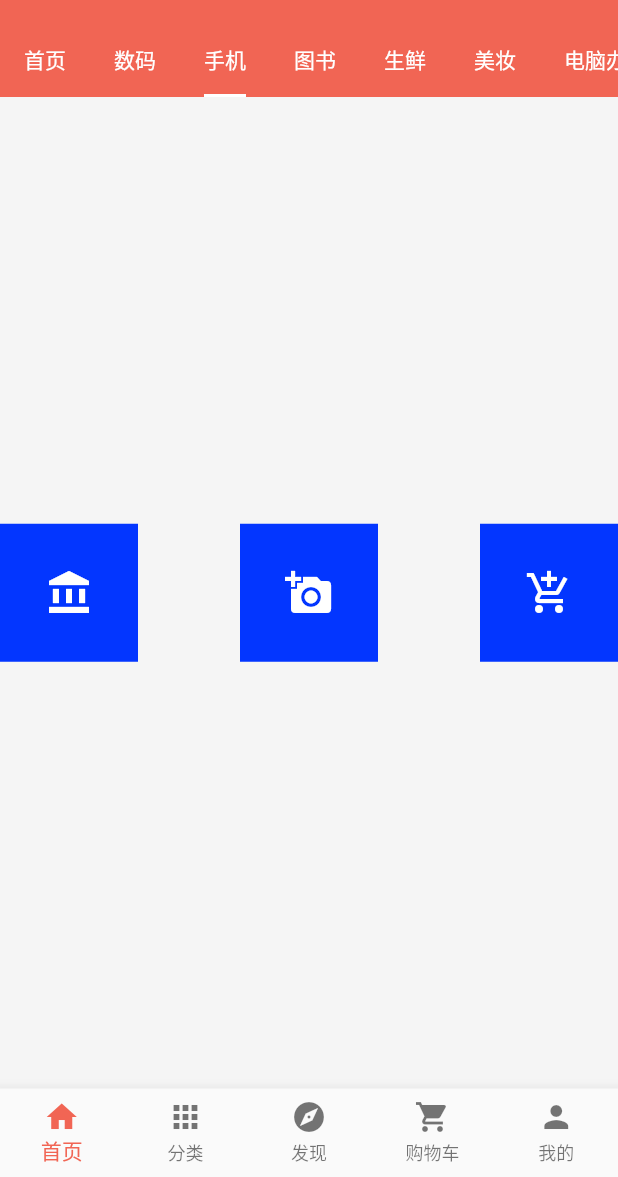
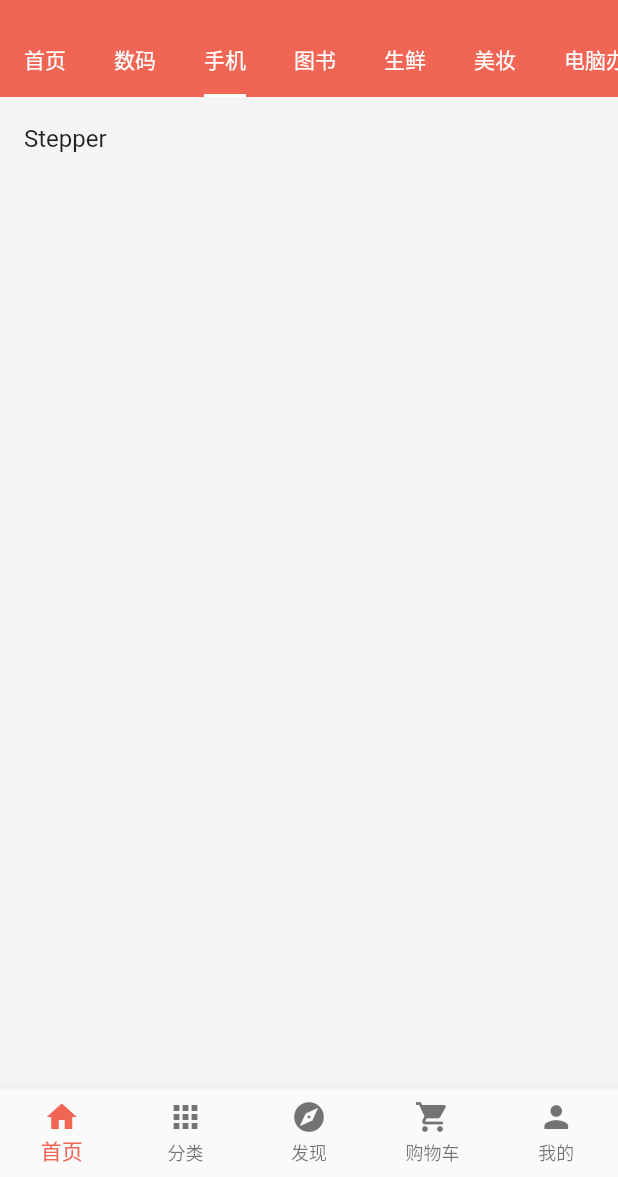
Before and after one commit to aronsion/ninghui_flutter, a Flutter app: the screen it shows after launch, tab 3 chosen, on a phone screen of 412 x 824 dp, the part 59-1236 px from its top. Run offline on Flutter 3.47's test engine with Material 2 defaults, Android fonts, the phone set to English and light mode, and no system bars; network calls fail.

Commit message:
修改页面名称、创建新页面

```diff
--- a/lib/main.dart
+++ b/lib/main.dart
@@ -1,6 +1,7 @@
 import 'package:flutter/material.dart';
 import 'package:ninghui_flutter/pages/home/tabPage/FormPage.dart';
 import 'package:ninghui_flutter/pages/main/BottomNavigationBarPage.dart';
+import 'package:ninghui_flutter/pages/main/MaterialPage.dart';
 
 void main() => runApp(MyApp());
 
--- a/lib/pages/home/HomePage.dart
+++ b/lib/pages/home/HomePage.dart
@@ -2,9 +2,10 @@ import 'package:flutter/material.dart';
 import 'package:ninghui_flutter/pages/home/tabPage/BasicPage.dart';
 import 'package:ninghui_flutter/pages/home/tabPage/FormPage.dart';
 import 'package:ninghui_flutter/pages/home/tabPage/LayoutPage.dart';
-import 'package:ninghui_flutter/pages/home/tabPage/NavigatorPages.dart';
-import 'package:ninghui_flutter/pages/home/tabPage/SliverPages.dart';
-import 'package:ninghui_flutter/pages/home/tabPage/ViewPages.dart';
+import 'package:ninghui_flutter/pages/home/tabPage/NavigatorPage.dart';
+import 'package:ninghui_flutter/pages/home/tabPage/SliverPage.dart';
+import 'package:ninghui_flutter/pages/home/tabPage/ViewPage.dart';
+import 'package:ninghui_flutter/pages/main/MaterialPage.dart';
 import '../main/DrawerPage.dart';
 import '../main/PhotoListView.dart';
 
@@ -47,7 +48,7 @@ class HomePage extends StatelessWidget{
             children: <Widget>[
               PhotoListView(),
               BasicPage(),
-              LayoutPage(),
+              MaterialPage(),
               ViewPages(),
               SliverPages(),
               NavigatorPages(),
--- /dev/null
+++ b/lib/pages/main/MaterialPage.dart
@@ -0,0 +1,37 @@
+import 'package:flutter/material.dart';
+import 'package:ninghui_flutter/pages/home/tabPage/LayoutPage.dart';
+
+class MaterialPage extends StatefulWidget {
+  @override
+  _MaterialPageState createState() => _MaterialPageState();
+}
+
+class _MaterialPageState extends State<MaterialPage> {
+  @override
+  Widget build(BuildContext context) {
+    return ListView(
+      children: <Widget>[
+        ListItem(title: 'Stepper', page: LayoutPage()),
+      ],
+    );
+  }
+}
+
+class ListItem extends StatelessWidget {
+  final String title;
+  final Widget page;
+
+  ListItem({this.title, this.page});
+
+  @override
+  Widget build(BuildContext context) {
+    return ListTile(
+      title: Text(title),
+      onTap: () => {
+        Navigator.of(context).push(
+          MaterialPageRoute(builder: (context)=>page)
+        ),
+      },
+    );
+  }
+}
--- a/lib/pages/main/PhotoListView.dart
+++ b/lib/pages/main/PhotoListView.dart
@@ -1,6 +1,6 @@
 import 'package:flutter/material.dart';
 import 'package:ninghui_flutter/model/post.dart';
-import 'package:ninghui_flutter/pages/home/detail/PostShowPages.dart';
+import 'package:ninghui_flutter/pages/home/detail/PostShowPage.dart';
 
 class PhotoListView extends StatelessWidget {
 
```
Also changed, not shown: lib/pages/home/tabPage/LayoutPage.dart (+19 -11 lines), lib/pages/home/detail/PostShowPage.dart (renamed from lib/pages/home/detail/PostShowPages.dart), lib/pages/home/tabPage/NavigatorPage.dart (renamed from lib/pages/home/tabPage/NavigatorPages.dart), lib/pages/home/tabPage/SliverPage.dart (renamed from lib/pages/home/tabPage/SliverPages.dart), lib/pages/home/tabPage/ViewPage.dart (renamed from lib/pages/home/tabPage/ViewPages.dart).
